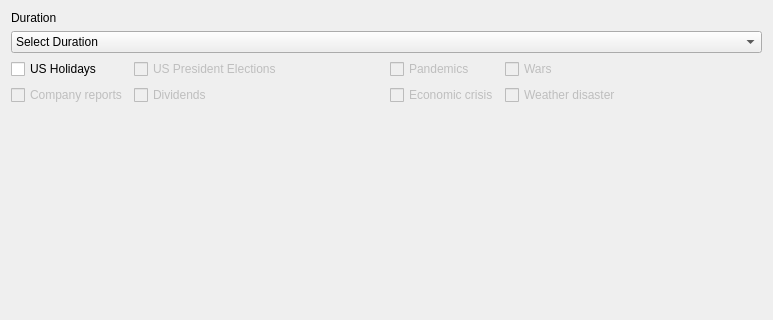
Qt form finance_app/ui/windows/asset_detail/futures/pages/history_chart/history_chart.ui (lukaskellerstein/FinanceApp) before a commit; both pictures show x 0 to 773 and y 0 to 320 of the 773 by 571 pixel window.
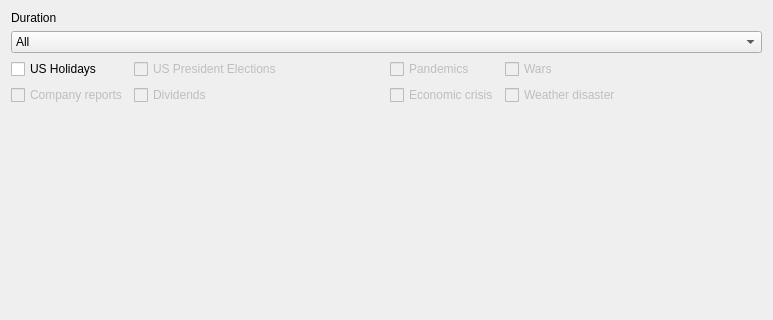
The same form after that commit.

```diff
--- a/finance_app/ui/windows/asset_detail/futures/pages/history_chart/history_chart.ui
+++ b/finance_app/ui/windows/asset_detail/futures/pages/history_chart/history_chart.ui
@@ -190,13 +190,8 @@
           </sizepolicy>
          </property>
          <property name="currentText">
-          <string>Select Duration</string>
+          <string>1 year</string>
          </property>
-         <item>
-          <property name="text">
-           <string>Select Duration</string>
-          </property>
-         </item>
          <item>
           <property name="text">
            <string>All</string>
```
